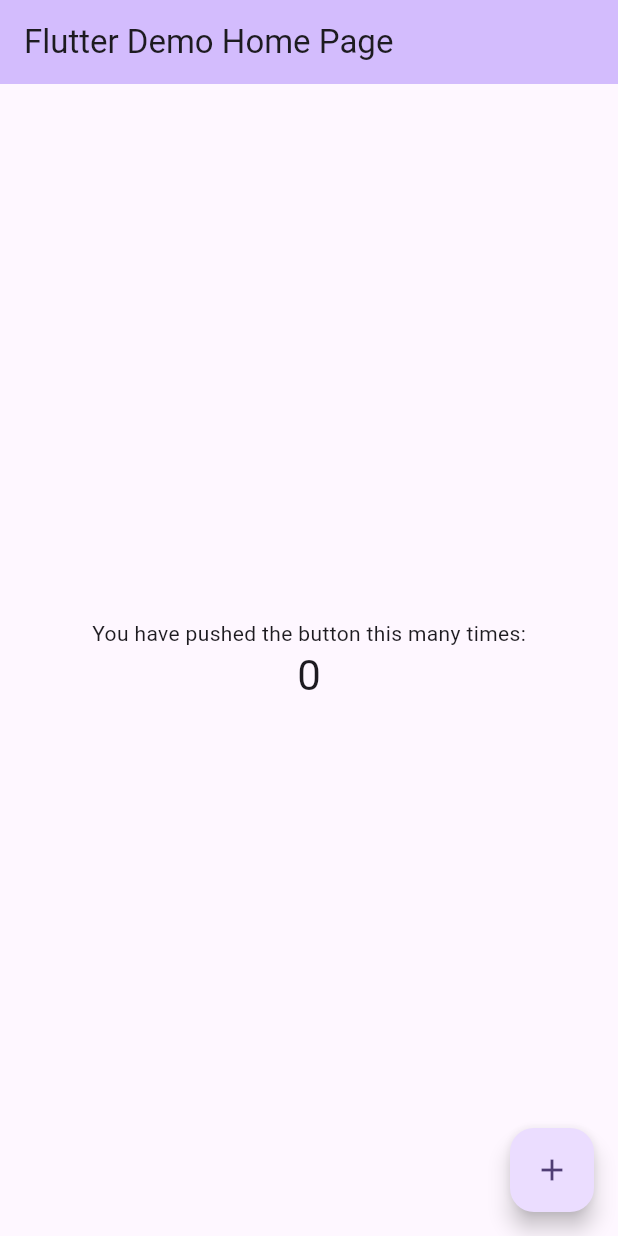
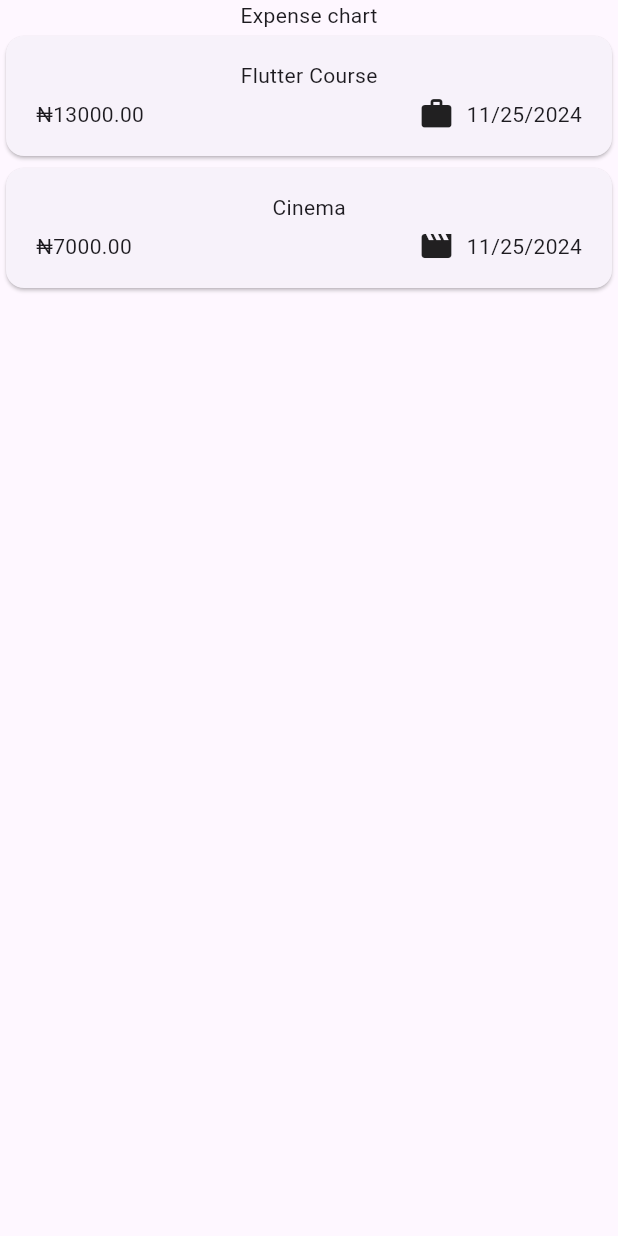
Before and after one commit to imole97/flutter-expense-tracker-, a Flutter app: the screen it shows after launch, on a phone screen of 412 x 824 dp. Run offline on Flutter 3.47's test engine with Material 3 defaults, Android fonts, the phone set to English and light mode, and no system bars.

Commit message:
added a date formatter; set up expenses page, expenses list widget and expense item widget

```diff
--- a/lib/main.dart
+++ b/lib/main.dart
@@ -1,125 +1,10 @@
 import 'package:flutter/material.dart';
+import 'package:flutter_expense/widgets/expenses_page.dart';
 
 void main() {
-  runApp(const MyApp());
+  runApp(
+    const MaterialApp(
+      home: ExpensesPage(),
+    ),
+  );
 }
-
-class MyApp extends StatelessWidget {
-  const MyApp({super.key});
-
-  // This widget is the root of your application.
-  @override
-  Widget build(BuildContext context) {
-    return MaterialApp(
-      title: 'Flutter Demo',
-      theme: ThemeData(
-        // This is the theme of your application.
-        //
-        // TRY THIS: Try running your application with "flutter run". You'll see
-        // the application has a purple toolbar. Then, without quitting the app,
-        // try changing the seedColor in the colorScheme below to Colors.green
-        // and then invoke "hot reload" (save your changes or press the "hot
-        // reload" button in a Flutter-supported IDE, or press "r" if you used
-        // the command line to start the app).
-        //
-        // Notice that the counter didn't reset back to zero; the application
-        // state is not lost during the reload. To reset the state, use hot
-        // restart instead.
-        //
-        // This works for code too, not just values: Most code changes can be
-        // tested with just a hot reload.
-        colorScheme: ColorScheme.fromSeed(seedColor: Colors.deepPurple),
-        useMaterial3: true,
-      ),
-      home: const MyHomePage(title: 'Flutter Demo Home Page'),
-    );
-  }
-}
-
-class MyHomePage extends StatefulWidget {
-  const MyHomePage({super.key, required this.title});
-
-  // This widget is the home page of your application. It is stateful, meaning
-  // that it has a State object (defined below) that contains fields that affect
-  // how it looks.
-
-  // This class is the configuration for the state. It holds the values (in this
-  // case the title) provided by the parent (in this case the App widget) and
-  // used by the build method of the State. Fields in a Widget subclass are
-  // always marked "final".
-
-  final String title;
-
-  @override
-  State<MyHomePage> createState() => _MyHomePageState();
-}
-
-class _MyHomePageState extends State<MyHomePage> {
-  int _counter = 0;
-
-  void _incrementCounter() {
-    setState(() {
-      // This call to setState tells the Flutter framework that something has
-      // changed in this State, which causes it to rerun the build method below
-      // so that the display can reflect the updated values. If we changed
-      // _counter without calling setState(), then the build method would not be
-      // called again, and so nothing would appear to happen.
-      _counter++;
-    });
-  }
-
-  @override
-  Widget build(BuildContext context) {
-    // This method is rerun every time setState is called, for instance as done
-    // by the _incrementCounter method above.
-    //
-    // The Flutter framework has been optimized to make rerunning build methods
-    // fast, so that you can just rebuild anything that needs updating rather
-    // than having to individually change instances of widgets.
-    return Scaffold(
-      appBar: AppBar(
-        // TRY THIS: Try changing the color here to a specific color (to
-        // Colors.amber, perhaps?) and trigger a hot reload to see the AppBar
-        // change color while the other colors stay the same.
-        backgroundColor: Theme.of(context).colorScheme.inversePrimary,
-        // Here we take the value from the MyHomePage object that was created by
-        // the App.build method, and use it to set our appbar title.
-        title: Text(widget.title),
-      ),
-      body: Center(
-        // Center is a layout widget. It takes a single child and positions it
-        // in the middle of the parent.
-        child: Column(
-          // Column is also a layout widget. It takes a list of children and
-          // arranges them vertically. By default, it sizes itself to fit its
-          // children horizontally, and tries to be as tall as its parent.
-          //
-          // Column has various properties to control how it sizes itself and
-          // how it positions its children. Here we use mainAxisAlignment to
-          // center the children vertically; the main axis here is the vertical
-          // axis because Columns are vertical (the cross axis would be
-          // horizontal).
-          //
-          // TRY THIS: Invoke "debug painting" (choose the "Toggle Debug Paint"
-          // action in the IDE, or press "p" in the console), to see the
-          // wireframe for each widget.
-          mainAxisAlignment: MainAxisAlignment.center,
-          children: <Widget>[
-            const Text(
-              'You have pushed the button this many times:',
-            ),
-            Text(
-              '$_counter',
-              style: Theme.of(context).textTheme.headlineMedium,
-            ),
-          ],
-        ),
-      ),
-      floatingActionButton: FloatingActionButton(
-        onPressed: _incrementCounter,
-        tooltip: 'Increment',
-        child: const Icon(Icons.add),
-      ), // This trailing comma makes auto-formatting nicer for build methods.
-    );
-  }
-}
--- /dev/null
+++ b/lib/model/expense.dart
@@ -0,0 +1,34 @@
+import 'package:flutter/material.dart';
+import 'package:intl/intl.dart';
+import 'package:uuid/uuid.dart';
+
+const uuid = Uuid();
+final formatter = DateFormat.yMd();
+
+enum Category { food, leisure, travel, work }
+
+const categoryIcons = {
+  Category.food: Icons.lunch_dining,
+  Category.travel: Icons.flight_takeoff,
+  Category.leisure: Icons.movie,
+  Category.work: Icons.work
+};
+
+class Expense {
+  Expense(
+      {required this.title,
+      required this.category,
+      required this.amount,
+      required this.date})
+      : id = uuid.v4();
+  // initializer list is used to initialize the id to a random string when the constructor is called
+  final String id;
+  final String title;
+  final double amount;
+  final DateTime date;
+  final Category category;
+
+  String get formattedDate {
+    return formatter.format(date);
+  }
+}
--- /dev/null
+++ b/lib/widgets/expenses_list/expenses_item.dart
@@ -0,0 +1,39 @@
+import 'package:flutter/material.dart';
+import 'package:flutter_expense/model/expense.dart';
+
+class ExpenseItem extends StatelessWidget {
+  const ExpenseItem({super.key, required this.expense});
+  final Expense expense;
+  @override
+  Widget build(BuildContext context) {
+    return Card(
+      child: Padding(
+        padding: const EdgeInsets.symmetric(horizontal: 20, vertical: 16),
+        child: Column(
+          children: [
+            Text(
+              expense.title,
+              style: const TextStyle(),
+            ),
+            const SizedBox(
+              height: 4,
+            ),
+            Row(
+              children: [
+                Text(
+                  "₦${expense.amount.toStringAsFixed(2)}",
+                ),
+                const Spacer(),
+                Row(children: [
+                  Icon(categoryIcons[expense.category]),
+                  const SizedBox(width:8),
+                  Text(expense.formattedDate)
+                ],)
+              ],
+            )
+          ],
+        ),
+      ),
+    );
+  }
+}
--- /dev/null
+++ b/lib/widgets/expenses_list/expenses_list.dart
@@ -0,0 +1,24 @@
+import 'package:flutter/material.dart';
+import 'package:flutter_expense/model/expense.dart';
+import 'package:flutter_expense/widgets/expenses_list/expenses_item.dart';
+
+class ExpensesList extends StatelessWidget {
+  const ExpensesList({super.key, required this.expenses});
+  final List<Expense> expenses;
+
+  @override
+  Widget build(BuildContext context) {
+    /**listview  widget makes its children scrollable. using it with the builder constructor tells
+     flutter to only create the child item when they are visible on the screen.
+     * In this case, we're creating a Text widget for each expense title.
+     * The itemBuilder function is called for each item in the list, and it returns a Widget.
+     * The itemCount is the number of items in the list.
+     * The Text widget displays the expense title.
+
+     **/
+    return ListView.builder(
+      itemCount: expenses.length,
+      itemBuilder: (context, index) => ExpenseItem(expense: expenses[index]),
+    );
+  }
+}
--- /dev/null
+++ b/lib/widgets/expenses_page.dart
@@ -0,0 +1,38 @@
+import 'package:flutter/material.dart';
+import 'package:flutter_expense/widgets/expenses_list/expenses_list.dart';
+import 'package:flutter_expense/model/expense.dart';
+
+class ExpensesPage extends StatefulWidget {
+  const ExpensesPage({super.key});
+
+  @override
+  State<ExpensesPage> createState() {
+    return _ExpensesPageState();
+  }
+}
+
+class _ExpensesPageState extends State<ExpensesPage> {
+  final List<Expense> _registeredExpenses = [
+    Expense(
+        title: 'Flutter Course',
+        amount: 13000,
+        date: DateTime.now(),
+        category: Category.work),
+    Expense(
+        title: 'Cinema',
+        amount: 7000,
+        date: DateTime.now(),
+        category: Category.leisure),
+  ];
+
+  @override
+  Widget build(BuildContext context) {
+    return Scaffold(
+        body: Column(
+      children: [
+        const Text("Expense chart"),
+        Expanded(child: ExpensesList(expenses: _registeredExpenses)),
+      ],
+    ));
+  }
+}
--- a/pubspec.yaml
+++ b/pubspec.yaml
@@ -35,6 +35,8 @@ dependencies:
   # The following adds the Cupertino Icons font to your application.
   # Use with the CupertinoIcons class for iOS style icons.
   cupertino_icons: ^1.0.8
+  uuid: ^4.5.1
+  intl: ^0.20.0
 
 dev_dependencies:
   flutter_test:
```
Also changed, not shown: pubspec.lock.
